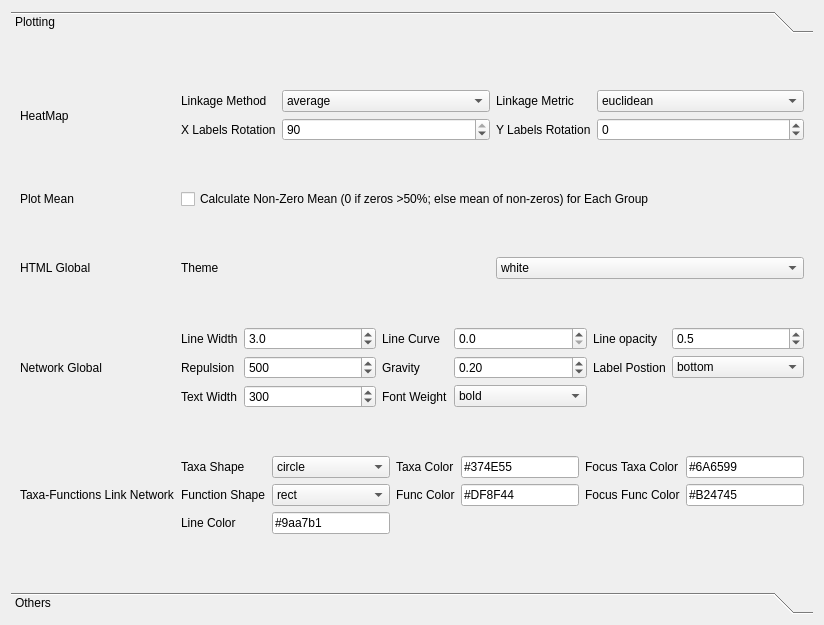
Before: the Qt Designer form metax/gui/metax_gui/setting_window.ui in byemaxx/MetaX, drawn with Qt 5.
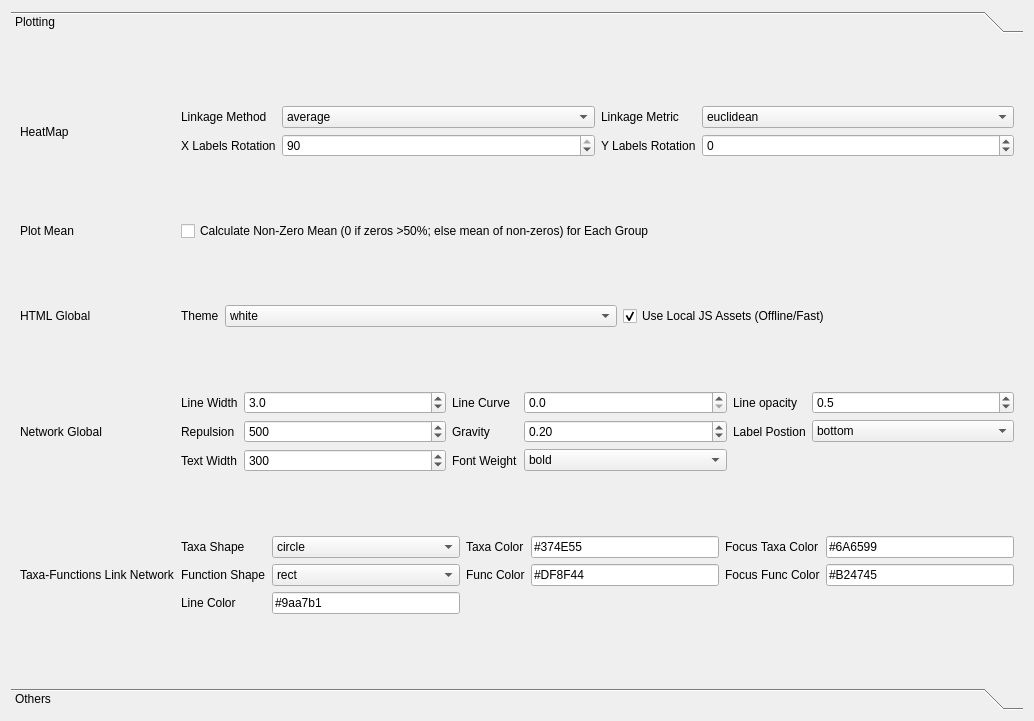
After: the same form once the commit is applied.

```diff
--- a/metax/gui/metax_gui/setting_window.ui
+++ b/metax/gui/metax_gui/setting_window.ui
@@ -6,8 +6,8 @@
    <rect>
     <x>0</x>
     <y>0</y>
-    <width>824</width>
-    <height>625</height>
+    <width>1034</width>
+    <height>721</height>
    </rect>
   </property>
   <property name="windowTitle">
@@ -24,8 +24,8 @@
        <rect>
         <x>0</x>
         <y>0</y>
-        <width>806</width>
-        <height>553</height>
+        <width>1008</width>
+        <height>623</height>
        </rect>
       </property>
       <attribute name="label">
@@ -644,13 +644,6 @@
        </item>
        <item row="3" column="3">
         <layout class="QGridLayout" name="gridLayout_5">
-         <item row="0" column="0">
-          <widget class="QLabel" name="label_22">
-           <property name="text">
-            <string>Theme</string>
-           </property>
-          </widget>
-         </item>
          <item row="0" column="1">
           <widget class="QComboBox" name="comboBox_html_theme">
            <item>
@@ -665,6 +658,32 @@
            </item>
           </widget>
          </item>
+         <item row="0" column="0">
+          <widget class="QLabel" name="label_22">
+           <property name="sizePolicy">
+            <sizepolicy hsizetype="Maximum" vsizetype="Preferred">
+             <horstretch>0</horstretch>
+             <verstretch>0</verstretch>
+            </sizepolicy>
+           </property>
+           <property name="text">
+            <string>Theme</string>
+           </property>
+          </widget>
+         </item>
+         <item row="0" column="2">
+          <widget class="QCheckBox" name="checkBox_use_local_js_assets">
+           <property name="toolTip">
+            <string>When checked, interactive plots load instantly and work offline using local libraries. Uncheck this before exporting HTML reports if you plan to share them with others, so their browsers can download the libraries from the internet.</string>
+           </property>
+           <property name="text">
+            <string>Use Local JS Assets (Offline/Fast)</string>
+           </property>
+           <property name="checked">
+            <bool>true</bool>
+           </property>
+          </widget>
+         </item>
         </layout>
        </item>
        <item row="1" column="0">
@@ -692,8 +711,8 @@
        <rect>
         <x>0</x>
         <y>0</y>
-        <width>806</width>
-        <height>553</height>
+        <width>1008</width>
+        <height>623</height>
        </rect>
       </property>
       <attribute name="label">
```
